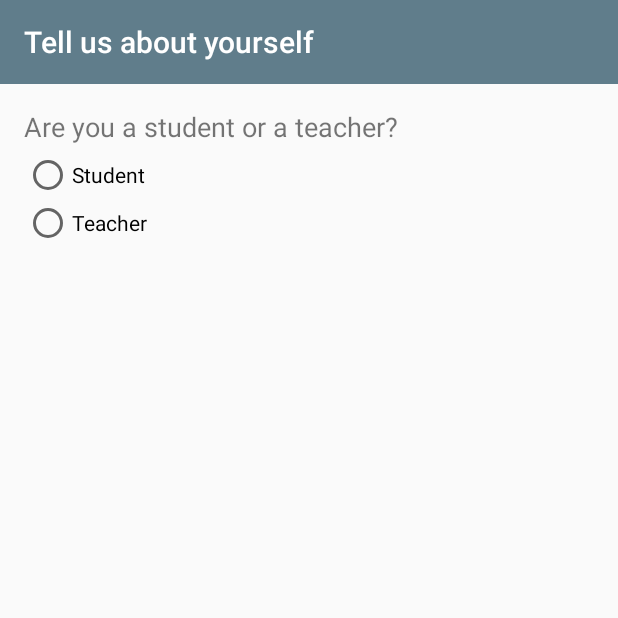
After one commit to izzyalonso/OfficeHours-Android, an Android app: the OnBoardingActivity screen opened directly, with no data from a screen before it, on a phone screen of 412 x 824 dp, the top half of it. The commit adds this screen. Run offline under Robolectric (Android 15) with nearby library versions, the phone set to English and light mode, and no system bars; our stand-ins replace data binding.

Commit message:
Add layout for on boarding

```diff
--- a/app/src/main/AndroidManifest.xml
+++ b/app/src/main/AndroidManifest.xml
@@ -21,6 +21,10 @@
         </activity>
 
         <activity
+            android:name=".activity.OnBoardingActivity"
+            android:label="@string/on_boarding_label" />
+
+        <activity
             android:name=".activity.ScheduleActivity"
             android:label="My Schedule" />
 
--- a/app/src/main/java/org/tndata/officehours/activity/LauncherActivity.java
+++ b/app/src/main/java/org/tndata/officehours/activity/LauncherActivity.java
@@ -91,6 +91,8 @@ public class LauncherActivity extends AppCompatActivity implements View.OnClickL
             Log.i(TAG, "Sign in with google successful");
             //TODO check if this account already exists in the backend
             ((OfficeHoursApp)getApplication()).setUser(new User(result.getSignInAccount()));
+            startActivity(new Intent(this, OnBoardingActivity.class));
+            finish();
         }
         else{
             //Why would this happen?
--- /dev/null
+++ b/app/src/main/java/org/tndata/officehours/activity/OnBoardingActivity.java
@@ -0,0 +1,29 @@
+package org.tndata.officehours.activity;
+
+import android.databinding.DataBindingUtil;
+import android.os.Bundle;
+import android.support.annotation.Nullable;
+import android.support.v7.app.AppCompatActivity;
+
+import org.tndata.officehours.R;
+import org.tndata.officehours.databinding.ActivityOnBoardingBinding;
+
+
+/**
+ * Class that handles on boarding.
+ *
+ * @author Ismael Alonso
+ * @version 1.0.0
+ */
+public class OnBoardingActivity extends AppCompatActivity{
+    private ActivityOnBoardingBinding binding;
+
+
+    @Override
+    protected void onCreate(@Nullable Bundle savedInstanceState){
+        super.onCreate(savedInstanceState);
+        binding = DataBindingUtil.setContentView(this, R.layout.activity_on_boarding);
+
+        setSupportActionBar(binding.onBoardingToolbar.toolbar);
+    }
+}
--- /dev/null
+++ b/app/src/main/res/layout/activity_on_boarding.xml
@@ -0,0 +1,122 @@
+<?xml version="1.0" encoding="utf-8"?>
+<layout>
+    <LinearLayout
+        xmlns:android="http://schemas.android.com/apk/res/android"
+        android:orientation="vertical"
+        android:layout_width="match_parent"
+        android:layout_height="match_parent" >
+
+        <include
+            layout="@layout/toolbar"
+            android:id="@+id/on_boarding_toolbar" />
+
+        <ScrollView
+            android:layout_width="match_parent"
+            android:layout_height="0dp"
+            android:layout_weight="1"
+            android:fillViewport="true" >
+
+            <LinearLayout
+                android:orientation="vertical"
+                android:layout_width="match_parent"
+                android:layout_height="wrap_content"
+                android:layout_margin="16dp" >
+
+                <TextView
+                    android:layout_width="match_parent"
+                    android:layout_height="wrap_content"
+                    android:textSize="18sp"
+                    android:text="@string/on_boarding_type_q" />
+
+                <RadioGroup
+                    android:id="@+id/on_boarding_type_group"
+                    android:layout_width="match_parent"
+                    android:layout_height="wrap_content"
+                    android:layout_marginTop="4dp" >
+
+                    <RadioButton
+                        android:id="@+id/on_boarding_student"
+                        android:layout_width="wrap_content"
+                        android:layout_height="wrap_content"
+                        android:text="@string/on_boarding_student" />
+
+                    <RadioButton
+                        android:id="@+id/on_boarding_teacher"
+                        android:layout_width="wrap_content"
+                        android:layout_height="wrap_content"
+                        android:text="@string/on_boarding_teacher" />
+
+                </RadioGroup>
+
+                <LinearLayout
+                    android:id="@+id/on_boarding_info_container"
+                    android:orientation="vertical"
+                    android:layout_width="match_parent"
+                    android:layout_height="match_parent"
+                    android:visibility="gone" >
+
+                    <TextView
+                        android:layout_width="match_parent"
+                        android:layout_height="wrap_content"
+                        android:layout_marginTop="16dp"
+                        android:textSize="16sp"
+                        android:text="@string/on_boarding_first_name" />
+
+                    <EditText
+                        android:id="@+id/on_boarding_first_name"
+                        android:layout_width="match_parent"
+                        android:layout_height="wrap_content" />
+
+                    <TextView
+                        android:layout_width="match_parent"
+                        android:layout_height="wrap_content"
+                        android:layout_marginTop="16dp"
+                        android:textSize="16sp"
+                        android:text="@string/on_boarding_last_name" />
+
+                    <EditText
+                        android:id="@+id/on_boarding_last_name"
+                        android:layout_width="match_parent"
+                        android:layout_height="wrap_content" />
+
+                    <TextView
+                        android:layout_width="match_parent"
+                        android:layout_height="wrap_content"
+                        android:layout_marginTop="16dp"
+                        android:textSize="16sp"
+                        android:text="@string/on_boarding_email" />
+
+                    <EditText
+                        android:id="@+id/on_boarding_email"
+                        android:layout_width="match_parent"
+                        android:layout_height="wrap_content" />
+
+                    <TextView
+                        android:layout_width="match_parent"
+                        android:layout_height="wrap_content"
+                        android:layout_marginTop="16dp"
+                        android:textSize="16sp"
+                        android:text="@string/on_boarding_phone" />
+
+                    <EditText
+                        android:id="@+id/on_boarding_phone"
+                        android:layout_width="match_parent"
+                        android:layout_height="wrap_content" />
+
+                    <Space
+                        android:layout_width="match_parent"
+                        android:layout_height="0dp"
+                        android:layout_weight="1" />
+
+                    <Button
+                        android:id="@+id/on_boarding_finish"
+                        android:layout_width="wrap_content"
+                        android:layout_height="wrap_content"
+                        android:layout_gravity="end"
+                        android:text="@string/on_boarding_finish"/>
+
+                </LinearLayout>
+            </LinearLayout>
+        </ScrollView>
+    </LinearLayout>
+</layout>
--- a/app/src/main/res/values/strings.xml
+++ b/app/src/main/res/values/strings.xml
@@ -1,3 +1,14 @@
 <resources>
-    <string name="app_name">OfficeHours</string>
+    <string name="app_name">Office Hours</string>
+
+    <string name="on_boarding_label">Tell us about yourself</string>
+    <string name="on_boarding_type_q">Are you a student or a teacher?</string>
+    <string name="on_boarding_student">Student</string>
+    <string name="on_boarding_teacher">Teacher</string>
+    <string name="on_boarding_first_name">First name</string>
+    <string name="on_boarding_last_name">Last name</string>
+    <string name="on_boarding_email">Email address</string>
+    <string name="on_boarding_phone">Phone number (optional)</string>
+    <string name="on_boarding_finish">Done</string>
+
 </resources>
```
